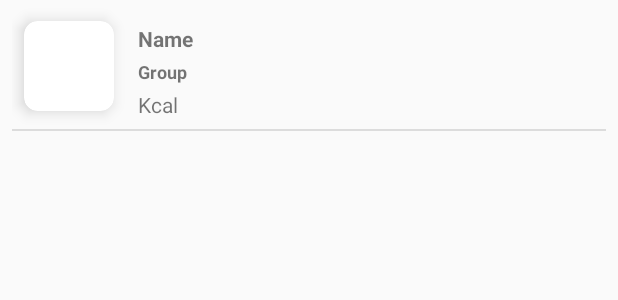
After one commit to wsoteam/7Petals, an Android app: the layout products_item_onefood.xml on its own in the app's theme, with its tools: preview values and no code run, on a phone screen of 412 x 824 dp. The commit adds this screen. Shown: the top 300 px of the screen. Run offline under Robolectric (Android 15) with nearby library versions, the phone set to English and light mode, and no system bars.

Commit message:
add
-  view all list of food

```diff
--- a/app/build.gradle
+++ b/app/build.gradle
@@ -30,4 +30,8 @@ dependencies {
     androidTestImplementation 'com.android.support.test.espresso:espresso-core:3.0.2'
     implementation 'com.squareup.moshi:moshi:1.7.0'
     compile 'com.github.satyan:sugar:1.4'
+    compile 'com.jakewharton:butterknife:8.6.0'
+    annotationProcessor 'com.jakewharton:butterknife-compiler:8.6.0'
+    implementation 'com.github.bumptech.glide:glide:4.8.0'
+    annotationProcessor 'com.github.bumptech.glide:compiler:4.8.0'
 }
--- /dev/null
+++ b/app/src/main/res/layout/products_item_onefood.xml
@@ -0,0 +1,124 @@
+<?xml version="1.0" encoding="utf-8"?>
+<android.support.constraint.ConstraintLayout xmlns:android="http://schemas.android.com/apk/res/android"
+    xmlns:app="http://schemas.android.com/apk/res-auto"
+    xmlns:tools="http://schemas.android.com/tools"
+    android:layout_width="match_parent"
+    android:layout_height="wrap_content"
+    android:layout_marginLeft="8dp"
+    android:layout_marginRight="8dp"
+    android:orientation="vertical">
+
+    <TextView
+        android:id="@+id/tvName"
+        android:layout_width="0dp"
+        android:layout_height="wrap_content"
+        android:layout_gravity="center_horizontal"
+        android:layout_marginEnd="8dp"
+        android:layout_marginLeft="16dp"
+        android:layout_marginRight="8dp"
+        android:layout_marginStart="16dp"
+        android:layout_marginTop="16dp"
+        android:text="Name"
+        android:textStyle="bold"
+        app:layout_constraintEnd_toEndOf="parent"
+        app:layout_constraintStart_toEndOf="@+id/cardView"
+        app:layout_constraintTop_toTopOf="parent" />
+
+    <android.support.v7.widget.CardView
+        android:id="@+id/cardView"
+        android:layout_width="wrap_content"
+        android:layout_height="wrap_content"
+        android:layout_marginBottom="8dp"
+        android:layout_marginLeft="8dp"
+        android:layout_marginStart="8dp"
+        android:layout_marginTop="8dp"
+        app:cardElevation="6dp"
+        app:cardCornerRadius="9dp"
+        app:layout_constraintBottom_toBottomOf="parent"
+        app:layout_constraintStart_toStartOf="parent"
+        app:layout_constraintTop_toTopOf="parent">
+
+        <ImageView
+            android:id="@+id/ivImage"
+            android:layout_width="60dp"
+            android:layout_height="60dp" />
+    </android.support.v7.widget.CardView>
+
+    <TextView
+        android:id="@+id/tvCal"
+        android:layout_width="wrap_content"
+        android:layout_height="wrap_content"
+        android:layout_marginBottom="8dp"
+        android:layout_marginEnd="8dp"
+        android:layout_marginStart="16dp"
+        android:layout_marginTop="4dp"
+        android:text="Kcal"
+        app:layout_constraintBottom_toBottomOf="parent"
+        app:layout_constraintEnd_toEndOf="parent"
+        app:layout_constraintHorizontal_bias="0.0"
+        app:layout_constraintStart_toEndOf="@+id/cardView"
+        app:layout_constraintTop_toBottomOf="@+id/tvNameOfGroup"
+        android:layout_marginRight="8dp"
+        android:layout_marginLeft="16dp" />
+
+
+    <TextView
+        android:id="@+id/tvNameOfGroup"
+        android:layout_width="0dp"
+        android:layout_height="wrap_content"
+        android:layout_marginStart="16dp"
+        android:layout_marginTop="4dp"
+        android:text="Group"
+        android:textSize="12sp"
+        android:textStyle="bold"
+        app:layout_constraintStart_toEndOf="@+id/cardView"
+        app:layout_constraintTop_toBottomOf="@+id/tvName"
+        android:layout_marginLeft="16dp" />
+
+    <View
+        android:id="@+id/divider"
+        android:layout_width="match_parent"
+        android:layout_height="1dp"
+        android:background="?android:attr/listDivider"
+        app:layout_constraintBottom_toBottomOf="parent"
+        tools:layout_editor_absoluteX="16dp" />
+
+    <ImageView
+        android:id="@+id/ivHardKcal"
+        android:layout_width="wrap_content"
+        android:layout_height="wrap_content"
+        android:layout_marginStart="8dp"
+        app:layout_constraintBottom_toBottomOf="@+id/tvCal"
+        app:layout_constraintStart_toEndOf="@+id/tvCal"
+        app:layout_constraintTop_toTopOf="@+id/tvCal"
+        android:layout_marginLeft="8dp" />
+
+    <ImageView
+        android:id="@+id/ivLockStatus"
+        android:layout_width="wrap_content"
+        android:layout_height="wrap_content"
+        android:layout_marginStart="8dp"
+        app:layout_constraintBottom_toBottomOf="@+id/tvNameOfGroup"
+        app:layout_constraintStart_toEndOf="@+id/tvNameOfGroup"
+        app:layout_constraintTop_toTopOf="@+id/tvNameOfGroup"
+        android:layout_marginLeft="8dp" />
+
+    <TextView
+        android:id="@+id/tvLeterOfProduct"
+        android:layout_width="wrap_content"
+        android:layout_height="wrap_content"
+        android:layout_marginBottom="8dp"
+        android:layout_marginEnd="8dp"
+        android:layout_marginStart="8dp"
+        android:layout_marginTop="8dp"
+        android:elevation="9dp"
+        android:text="Г"
+        android:visibility="gone"
+        android:textSize="35sp"
+        android:textStyle="bold"
+        app:layout_constraintBottom_toBottomOf="@+id/cardView"
+        app:layout_constraintEnd_toEndOf="@+id/cardView"
+        app:layout_constraintStart_toStartOf="@+id/cardView"
+        app:layout_constraintTop_toTopOf="@+id/cardView" />
+
+</android.support.constraint.ConstraintLayout>
--- a/app/src/main/res/values/strings.xml
+++ b/app/src/main/res/values/strings.xml
@@ -8,4 +8,5 @@
     <string name="nav_recipes">Рецепты</string>
     <string name="nav_premium">Premium</string>
     <string name="nav_conversation">Общение</string>
+    <string name="for_100_g_of_product"> Ккал на 100 г продукта</string>
 </resources>
```
Also changed, not shown: app/src/main/java/com/wsoteam/diet/BranchFoodSearch/ActivitySearch.java (+174 -4 lines), app/src/main/java/com/wsoteam/diet/MainScreen/Fragments/FragmentDiary.java (+19 -13 lines), app/src/main/res/layout/products_activity_searchlist.xml (+15 -15 lines).
